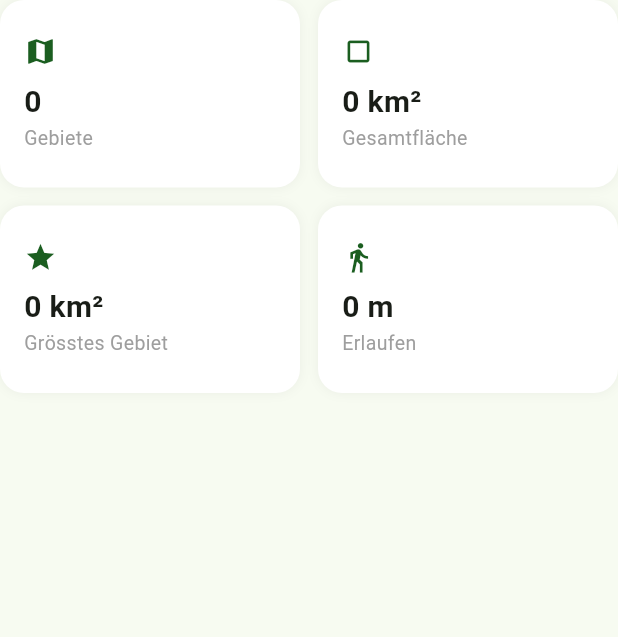
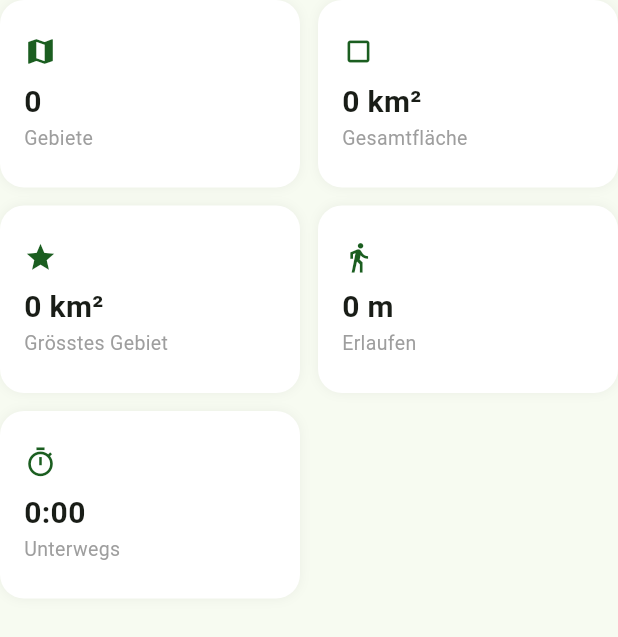
Before and after one commit to MichiMauch/turfwars, a Flutter app: the _SummaryGrid widget shown alone on an empty page, opened directly with empty values, on a phone screen of 412 x 824 dp. Shown: the top 637 px of the screen. Run offline on Flutter 3.47's test engine with Material 3 defaults, Android fonts, the phone set to English and light mode, and no system bars; our stand-ins replace flutter_map, geolocator, google_sign_in, latlong2; network calls fail.

Commit message:
Show walk time, and drop the foreground service that never started
The live panel had speed and distance but no clock, and the claim message
still reported m² after everything else moved to km². Time is now shown
next to distance and speed while walking, and as a total in the stats.
It ticks once a second on its own — the panel only redrew on a new GPS
fix, so standing still froze the clock.

flutter_foreground_task is gone. Its service was never declared in the
manifest, which the plugin requires the app to do for Android 14+, so
startService() could only ever return a failure — swallowed, because the
result was discarded, while the debug line claimed success. Background
tracking did not depend on it: geolocator declares its own
GeolocatorLocationService with foregroundServiceType=location, and the
foregroundNotificationConfig in AndroidSettings is what actually keeps
fixes coming when the app is backgrounded or the screen is off. One
working service instead of one working and one pretending.

Co-Authored-By: Claude Opus 5 (1M context) <noreply@anthropic.com>

```diff
--- a/app/lib/models/territory.dart
+++ b/app/lib/models/territory.dart
@@ -145,6 +145,7 @@ class PlayerStats {
   final double totalAreaSqm;
   final double largestAreaSqm;
   final double totalDistanceM;
+  final int totalDurationSec;
   final List<RegionHolding> regions;
 
   PlayerStats({
@@ -153,6 +154,7 @@ class PlayerStats {
     required this.totalAreaSqm,
     required this.largestAreaSqm,
     required this.totalDistanceM,
+    this.totalDurationSec = 0,
     required this.regions,
   });
 
@@ -163,6 +165,7 @@ class PlayerStats {
       totalAreaSqm: (json['totalAreaSqm'] as num?)?.toDouble() ?? 0,
       largestAreaSqm: (json['largestAreaSqm'] as num?)?.toDouble() ?? 0,
       totalDistanceM: (json['totalDistanceM'] as num?)?.toDouble() ?? 0,
+      totalDurationSec: (json['totalDurationSec'] as num?)?.toInt() ?? 0,
       regions: ((json['regions'] as List?) ?? [])
           .map((r) => RegionHolding.fromJson(r as Map<String, dynamic>))
           .toList(),
--- a/app/lib/providers/game_provider.dart
+++ b/app/lib/providers/game_provider.dart
@@ -1,3 +1,4 @@
+import 'dart:async';
 import 'package:flutter/material.dart';
 import 'package:latlong2/latlong.dart';
 import '../models/territory.dart';
@@ -31,6 +32,10 @@ class GameProvider extends ChangeNotifier {
   String? _simulatedUserId;
   String? _simulatedUserName;
 
+  /// Die Laufzeit ändert sich auch ohne neuen GPS-Punkt — ohne eigenen Takt
+  /// stünde die Uhr still, sobald jemand stehen bleibt.
+  Timer? _ticker;
+
   // Getters
   List<Territory> get territories => _territories;
   List<RankingEntry> get rankings => _rankings;
@@ -52,6 +57,7 @@ class GameProvider extends ChangeNotifier {
   bool get isTracking => _location.isTracking;
   double get currentSpeedKmh => _location.currentSpeedMs * 3.6;
   double get totalDistanceM => _location.totalDistanceM;
+  int get durationSec => _location.durationSec;
   LocationService get locationService => _location;
 
   GameProvider() {
@@ -246,8 +252,21 @@ class GameProvider extends ChangeNotifier {
   Future<void> startTracking() async {
     _error = null;
     _lastClaimedTerritory = null;
+    _startTicker();
     await _location.startTracking();
     notifyListeners();
+  }
+
+  void _startTicker() {
+    _ticker?.cancel();
+    _ticker = Timer.periodic(const Duration(seconds: 1), (_) {
+      if (_location.isTracking) {
+        notifyListeners();
+      } else {
+        _ticker?.cancel();
+        _ticker = null;
+      }
+    });
   }
 
   Future<void> stopTracking() async {
@@ -456,6 +475,7 @@ class GameProvider extends ChangeNotifier {
 
   @override
   void dispose() {
+    _ticker?.cancel();
     _location.dispose();
     _ws.dispose();
     super.dispose();
--- a/app/lib/screens/stats_screen.dart
+++ b/app/lib/screens/stats_screen.dart
@@ -136,6 +136,11 @@ class _SummaryGrid extends StatelessWidget {
           icon: Icons.directions_walk,
           label: 'Erlaufen',
           value: formatDistance(stats.totalDistanceM),
+        ),
+        _StatTile(
+          icon: Icons.timer_outlined,
+          label: 'Unterwegs',
+          value: formatDuration(stats.totalDurationSec),
         ),
       ],
     );
--- a/app/lib/utils/format.dart
+++ b/app/lib/utils/format.dart
@@ -40,3 +40,13 @@ String levelLabel(String level) {
       return level;
   }
 }
+
+/// Dauer als h:mm:ss, unter einer Stunde als m:ss.
+String formatDuration(int seconds) {
+  final h = seconds ~/ 3600;
+  final m = (seconds % 3600) ~/ 60;
+  final s = seconds % 60;
+  final ss = s.toString().padLeft(2, '0');
+  if (h > 0) return '$h:${m.toString().padLeft(2, '0')}:$ss';
+  return '$m:$ss';
+}
--- a/app/pubspec.yaml
+++ b/app/pubspec.yaml
@@ -37,7 +37,6 @@ dependencies:
   flutter_map: ^8.2.2
   latlong2: ^0.9.1
   geolocator: ^14.0.2
-  flutter_foreground_task: ^8.13.4
   xml: ^6.5.0
   http: ^1.6.0
   web_socket_channel: ^3.0.3
```
Also changed, not shown: app/lib/screens/map_screen.dart (+41 -22 lines), app/lib/services/location_service.dart (+4 -41 lines), 1 other file.
